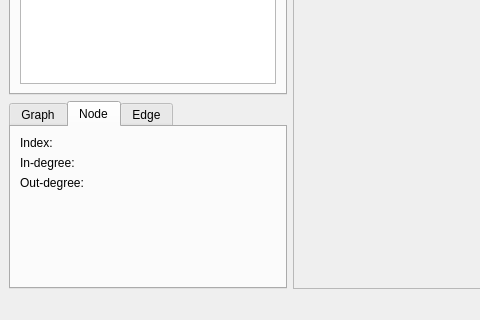
Above: project/mainwindow.ui from giorgio93p/book-embeddings before the change; both pictures show x 0 to 480 and y 400 to 720 of the 920 by 720 pixel window. Below: the same form after it.
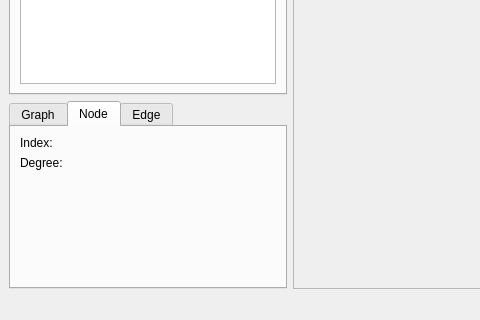
That is the form after the change. The open tabs and pages were chosen to show the change. Icons and pictures are not drawn.

Commit message: Implemented node selection

The edit to the form file:
```diff
--- a/project/mainwindow.ui
+++ b/project/mainwindow.ui
@@ -199,26 +199,12 @@
           <item row="4" column="0">
            <widget class="QLabel" name="node_indeg_label">
             <property name="text">
-             <string>In-degree:</string>
+             <string>Degree:</string>
             </property>
            </widget>
           </item>
           <item row="4" column="1">
-           <widget class="QLabel" name="node_indeg_indicator">
-            <property name="text">
-             <string/>
-            </property>
-           </widget>
-          </item>
-          <item row="5" column="0">
-           <widget class="QLabel" name="node_outdeg_label">
-            <property name="text">
-             <string>Out-degree:</string>
-            </property>
-           </widget>
-          </item>
-          <item row="5" column="1">
-           <widget class="QLabel" name="node_outdeg_indicator">
+           <widget class="QLabel" name="node_deg_indicator">
             <property name="text">
              <string/>
             </property>
```
Left out of the diff: 4 changed lines with no effect on the pictures. The commit also changes 7 other files.
